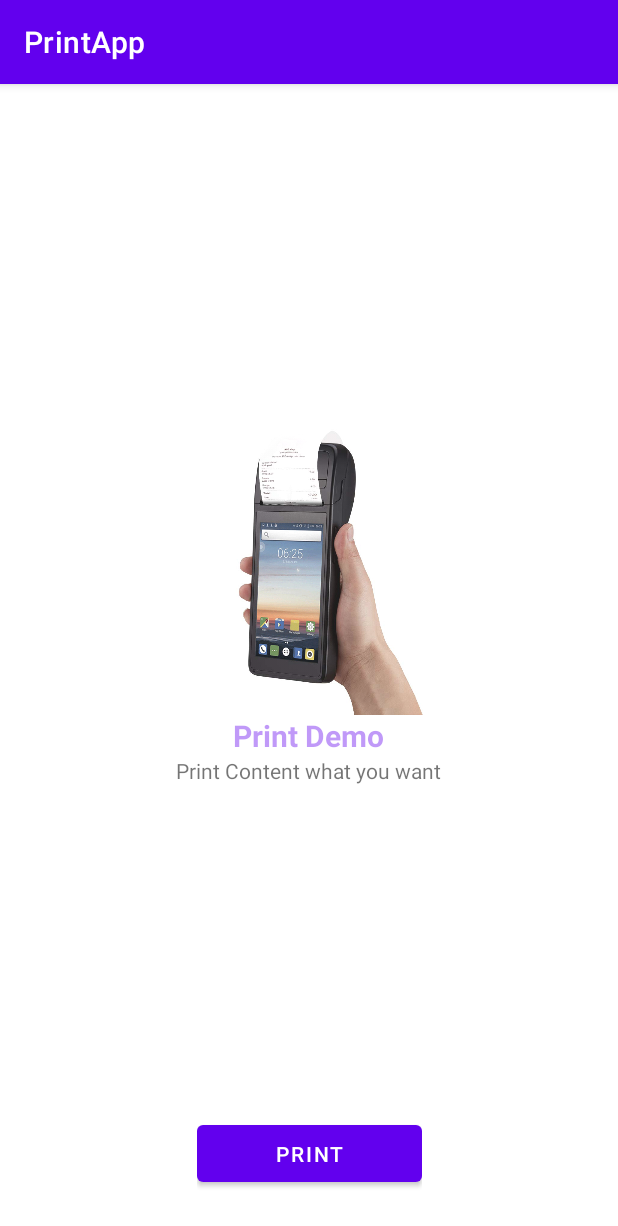
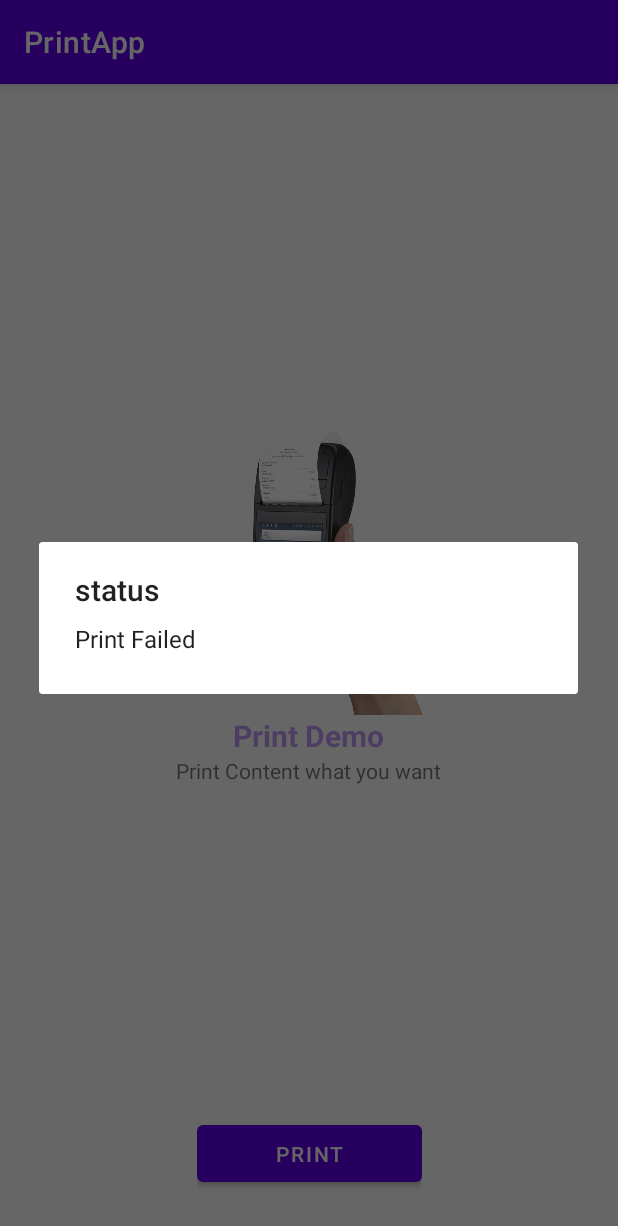
Before and after one commit to since1998kiran/printApp-aidlServer, an Android app: the screen it shows after launch (MainActivity), after a tap on "PRINT", on a phone screen of 412 x 824 dp. Shown: the top 1226 px of the screen. Run offline under Robolectric (Android 15) with nearby library versions, the phone set to English and light mode, and no system bars; 3 statements that could not run were skipped.

Commit message:
prompting the print success status alertDialog on terminal and logcat

```diff
--- a/app/src/main/java/com/imark/printapp/MainActivity.java
+++ b/app/src/main/java/com/imark/printapp/MainActivity.java
@@ -33,22 +33,28 @@ public class MainActivity extends AppCompatActivity {
             printCall();
         });
     }
-
     private void printCall() {
         CreateBitmap createBitmap = new CreateBitmap();
         Bitmap bitmap = createBitmap.getBitmap();
         String base64Image = convertBitmapToBase64(bitmap);
+
         try {
             PrintConnectionService service = PrintConnectionService.myInstance();
             if (service == null || !PrintConnectionService.isServiceConnected) {
                 ViewUtils.alertDialog(this, "PrintApp", "Service Bind Failed, Please assure Server Service is Running or Not!");
             } else {
-                PrintConnectionService.myInstance().print(base64Image);
+                boolean isSuccess = service.print(base64Image); // Call the print method from PrintConnectionService
+                if (isSuccess) {
+                    ViewUtils.alertDialog(MainActivity.this, "status", "Print Success");
+                } else {
+                    ViewUtils.alertDialog(MainActivity.this, "status", "Print Failed");
+                }
             }
         } catch (RemoteException e) {
             throw new RuntimeException(e);
         }
     }
+
 
     public static String convertBitmapToBase64(Bitmap bitmap) {
         ByteArrayOutputStream baos = new ByteArrayOutputStream();
--- a/app/src/main/java/com/imark/printapp/service/PrintConnectionService.java
+++ b/app/src/main/java/com/imark/printapp/service/PrintConnectionService.java
@@ -15,7 +15,7 @@ import com.imark.tmscall.IPrinterService;
 public class PrintConnectionService implements ServiceConnection {
     private static final String INTENT_ACTION = "com.imark.tmscall.PrinterService";
     private static final String PACKAGE_NAME = "com.imark.tmscall";
-    private static final String TAG = "ServiceCallHelper";
+    private static final String TAG = "PrintConnectionService";
     private static volatile PrintConnectionService instance;
 
     private int retry = 0;
@@ -52,7 +52,7 @@ public class PrintConnectionService implements ServiceConnection {
     public void onServiceDisconnected(ComponentName componentName) {
         isServiceConnected = false;
         iPrinterService = null;
-        Log.d(TAG,"TMS Call service disconnected");
+        Log.d(TAG, "TMS Call service disconnected");
     }
 
     public void bindService() {
@@ -76,10 +76,15 @@ public class PrintConnectionService implements ServiceConnection {
             bindService();
             return false;
         }
+
         try {
-            return iPrinterService.startPrinting(base64Image);
+            boolean isSuccess = iPrinterService.startPrinting(base64Image);
+            Log.d(TAG, "startPrinting returned: " + isSuccess);
+            return isSuccess;
         } catch (RemoteException e) {
+            Log.e(TAG, "Printing failed due to RemoteException: " + e.getMessage());
             return false;
         }
     }
+
 }
```
